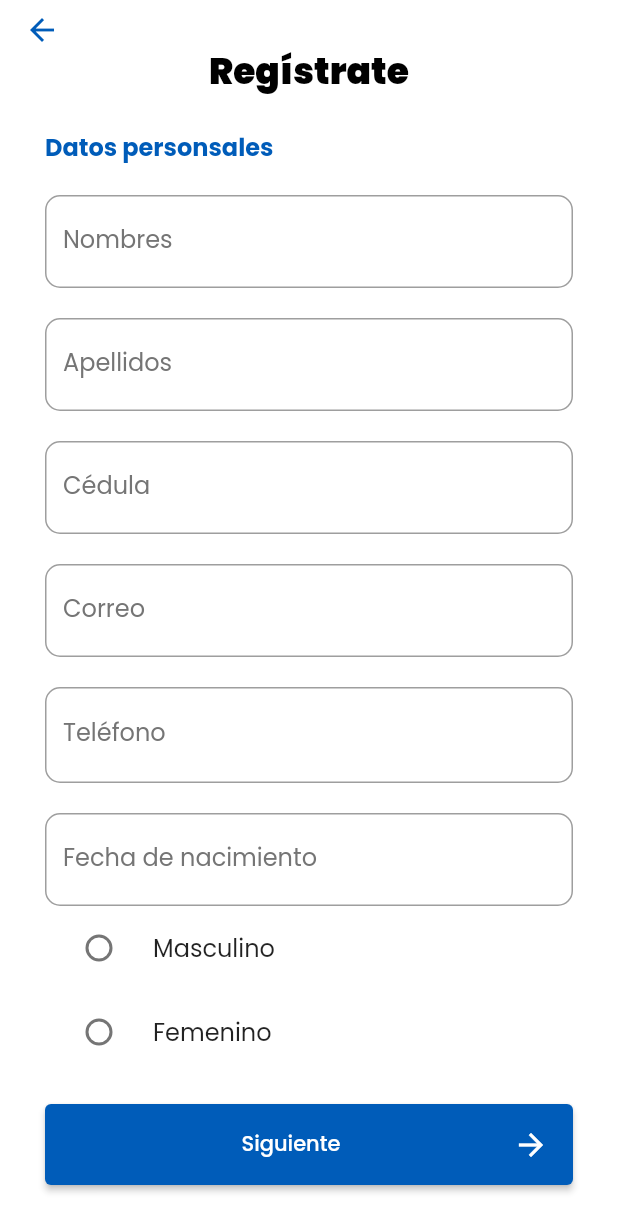
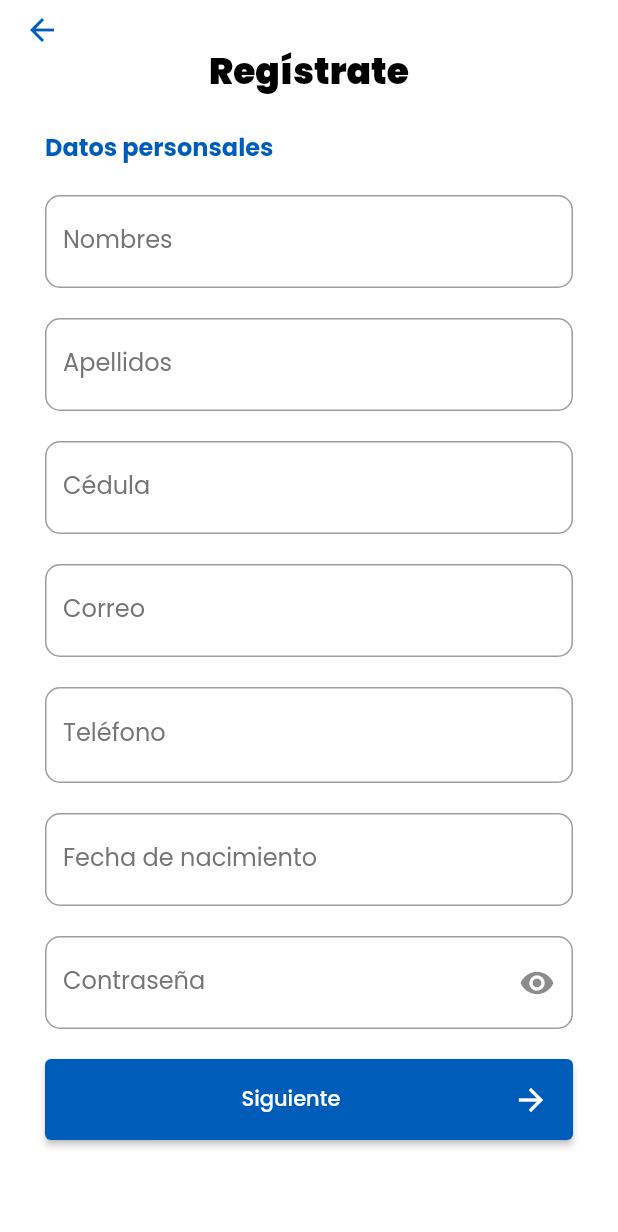
Before and after one commit to Andres-Parra2610/higea_app, a Flutter app: the screen it shows after launch, after a tap on "Ingresar", after a tap on "¿No posees cuenta?", on a phone screen of 412 x 824 dp. Shown: the top 1232 px of the screen. Run offline on Flutter 3.47's test engine with Material 2 defaults, Android fonts, the phone set to English and light mode, and no system bars; our stand-ins replace flutter_dotenv, flutter_svg, google_fonts; accounts and stored records are empty.

Commit message:
Refactorizacion de los inputs

```diff
--- a/lib/providers/auth_provider.dart
+++ b/lib/providers/auth_provider.dart
@@ -5,6 +5,7 @@ import 'package:higea_app/services/services.dart';
 
 
 class AuthProvider extends ChangeNotifier{
+
 
   //Datos del formulatio de inicio de sesión
   GlobalKey<FormState> formLoginKey = GlobalKey<FormState>();
@@ -22,36 +23,23 @@ class AuthProvider extends ChangeNotifier{
     'email': '',
     'phone': '',
     'birthDate': '',
-    'gender': ''
+    'password': ''
   };
-
-
 
   late User user;
 
-  bool _loadingLogin = false;
-  bool _showPassword = false;
+  bool _loading = false;
   bool _loadingRegister = false;
 
-  bool get showPassword => _showPassword;
-  bool get loadingLogin => _loadingLogin;
+
+  bool get loading => _loading;
   bool get loadingRegister => _loadingRegister;
 
-  set showPassword(bool value){
-    _showPassword = value;
+
+  set loading(bool value){
+    _loading = value;
     notifyListeners();
   }
-
-  set loadingLogin(bool value){
-    _loadingLogin = value;
-    notifyListeners();
-  }
-
-  set loadingRegister(bool value){
-    _loadingRegister = value;
-    notifyListeners();
-  }
-
 
 
   Future loginUser() async{
@@ -59,40 +47,36 @@ class AuthProvider extends ChangeNotifier{
     final String ci = formLoginValues['ci'];
     final String password = formLoginValues['password'];
 
-    loadingLogin = true;
-
     Map<String, dynamic> data = await AuthService.loginUser(ci, password);
 
 
     if(data.containsKey('user')){
       user = User.fromJson(data['user']);
-      loadingLogin = false;
       return true;
     }
 
-    loadingLogin = false;
     return false;
   }
 
 
   Future registerUser() async{
 
-    loadingRegister = true;
+    _loadingRegister = true;
+    notifyListeners();
 
     Map<String, dynamic> data = await AuthService.registerUser(formRegisterValues);
 
     if(data['ok'] == false){
-      loadingRegister = false;
+      _loadingRegister = false;
+      notifyListeners();
       return false;
     }
 
-    loadingLogin = false;
     return true;
   }
 
   Future confirmEmail(String codeVerication) async{
 
-    loadingRegister = true;
 
     formRegisterValues['codeVerification'] = codeVerication;
 
@@ -102,7 +86,6 @@ class AuthProvider extends ChangeNotifier{
       return false;
     }
 
-    loadingRegister = true;
     return true;
 
   }
--- a/lib/screens/auth/login_screen.dart
+++ b/lib/screens/auth/login_screen.dart
@@ -1,8 +1,11 @@
 import 'package:flutter/material.dart';
+import 'package:flutter/services.dart';
+import 'package:provider/provider.dart';
 import 'package:higea_app/providers/providers.dart';
+import 'package:higea_app/screens/screens.dart';
 import 'package:higea_app/styles/app_theme.dart';
 import 'package:higea_app/widgets/widgets.dart';
-import 'package:provider/provider.dart';
+import 'package:flutter_svg/flutter_svg.dart';
 
 class LoginScreen extends StatelessWidget {
 const LoginScreen({ Key? key }) : super(key: key);
@@ -19,11 +22,16 @@ const LoginScreen({ Key? key }) : super(key: key);
           child: Column(
             mainAxisAlignment: MainAxisAlignment.center,
             children: [
-              const Image(image: AssetImage('assets/logo-higea.png')),
+
+              SvgPicture.asset(
+                'assets/logo-higea.svg',
+                width: 110,
+              ),
+
 
               const SizedBox(height: 30),
 
-              Text('Iniciar sesión', style: textTheme.headline5),
+              Text('Iniciar sesión', style: textTheme.headlineSmall),
 
               const SizedBox(height: 30),
 
@@ -33,16 +41,20 @@ const LoginScreen({ Key? key }) : super(key: key);
 
               GestureDetector(
                 onTap: (){
-                  Navigator.pushNamed(context, 'register');
+                  Navigator.push(
+                    context,
+                    MaterialPageRoute(builder: (context) => const RegisterScreen(), maintainState: false)
+                  );
+                  FocusScope.of(context).unfocus();
                   loginProvider.formLoginKey.currentState!.reset();
                 },
                 child: Row(
                   mainAxisAlignment: MainAxisAlignment.center,
                   children: [
-                    Text('¿No posees cuenta? ', style: textTheme.subtitle2,),
+                    Text('¿No posees cuenta? ', style: textTheme.titleSmall,),
                     Text('Regístrate', style: TextStyle(
-                      fontSize: textTheme.subtitle2!.fontSize,
-                      fontWeight: textTheme.subtitle2!.fontWeight,
+                      fontSize: textTheme.titleSmall!.fontSize,
+                      fontWeight: textTheme.titleSmall!.fontWeight,
                       color: const Color(AppTheme.secondaryColor)
                     ))
                   ],
@@ -69,49 +81,28 @@ class _LoginForm extends StatelessWidget {
     final formValues = loginProvider.formLoginValues;
     final textTheme = Theme.of(context).textTheme;
 
-    print('Este es el login y me estoy renderizando');
-
     return Form(
       key: loginProvider.formLoginKey,
       child: Padding(
         padding:  const EdgeInsets.symmetric(horizontal: AppTheme.horizontalPadding),
         child: Column(
           children: [
-            TextFormField(
-              toolbarOptions: const ToolbarOptions(
-                paste: false,
-                copy: true
-              ),
+
+            HigeaTextField(
               keyboardType: TextInputType.number,
-              decoration: const InputDecoration(
-                labelText: 'Cédula de identidad'
-              ),
-              onChanged: (value) => formValues['ci'] = value,
-              validator: (value){
+              formValues: formValues,
+              labelText: 'Cédula',
+              mapKey: 'ci',
+              formatter: [ FilteringTextInputFormatter.allow(RegExp(r'^[0-9]$')) ],
+              validate: (value){
                 if(value!.length < 7 || value.length > 8) return 'Debe ser una cédula válida';
-
                 return null;
               },
             ),
 
             const SizedBox(height: 20),
-            TextFormField(
-              obscureText: !loginProvider.showPassword,
-              decoration: InputDecoration(
-                labelText: 'Contraseña',
-                suffixIcon: IconButton(
-                  onPressed: () => loginProvider.showPassword = !loginProvider.showPassword,
-                  icon: loginProvider.showPassword
-                    ? const Icon(Icons.visibility_off_outlined)
-                    : const Icon(Icons.visibility)
-                )
-              ),
-              onChanged: (value) => formValues['password'] = value,
-              validator: (value){
-                if(value!.trim().isEmpty) return 'Debe colocar una contraseña';
-                return null;
-              },
-            ),
+
+            HigeaTextFieldPassword(formValues: formValues),
 
             const SizedBox(height: 20),
 
@@ -119,8 +110,8 @@ class _LoginForm extends StatelessWidget {
               '¿Olvidó su contraseña?',
               style: TextStyle(
                 color: const Color(AppTheme.secondaryColor),
-                fontSize: textTheme.subtitle2!.fontSize,
-                fontWeight: textTheme.subtitle2!.fontWeight,
+                fontSize: textTheme.titleSmall!.fontSize,
+                fontWeight: textTheme.titleSmall!.fontWeight,
               ),
             ),
 
@@ -129,12 +120,17 @@ class _LoginForm extends StatelessWidget {
             SizedBox(
               width: double.infinity,
               child: ElevatedButton(
-                onPressed: loginProvider.loadingLogin
+                onPressed: loginProvider.loading
                   ? null
                   : () async{
-                    if(loginProvider.formLoginKey.currentState!.validate() == false) return;
+                    if(!loginProvider.formLoginKey.currentState!.validate()) return;
                     FocusScope.of(context).unfocus();
+
+                    loginProvider.loading = true;
+
                     final res = await loginProvider.loginUser();
+
+                    loginProvider.loading = false;
 
                     if(!res){
                       SnackBarWidget.showSnackBar('Usuario o contraseña incorrectos');
@@ -142,7 +138,7 @@ class _LoginForm extends StatelessWidget {
                   },
                 child: Padding(
                   padding: const EdgeInsets.symmetric(vertical: 15),
-                  child: loginProvider.loadingLogin
+                  child: loginProvider.loading
                     ? const CircularProgressIndicator.adaptive(strokeWidth: 2)
                     : const Text('Ingresar')
                 ),
--- a/lib/screens/auth/register_screen.dart
+++ b/lib/screens/auth/register_screen.dart
@@ -62,21 +62,18 @@ class _RegisterForm extends StatelessWidget {
 
     final registerProvider = Provider.of<AuthProvider>(context);
 
-    print('Este es el register y me estoy renderizando');
 
     return Form(
       key: registerProvider.formRegisterKey,
       child: Column(
         children: [
-          TextFormField(
-            decoration: const InputDecoration(
-              labelText: 'Nombres'
-            ),
-            inputFormatters: [
-              FilteringTextInputFormatter.allow(RegExp(r'^[a-zA-ZáéíóúÁÉÍÓÚñÑ\s]+$'))
-            ],
-            onChanged: (value) => registerProvider.formRegisterValues['name'] = value,
-            validator: (value){
+
+          HigeaTextField(
+            formValues: registerProvider.formRegisterValues,
+            labelText: 'Nombres',
+            mapKey: 'name',
+            formatter: [ FilteringTextInputFormatter.allow(RegExp(r'^[a-zA-ZáéíóúÁÉÍÓÚñÑ\s]+$')) ],
+            validate: (value){
               if(value!.trim().isEmpty) return 'Debe colocar un nombre';
               return null;
             },
@@ -84,65 +81,57 @@ class _RegisterForm extends StatelessWidget {
 
           const SizedBox(height: 20),
 
-          TextFormField(
-            decoration: const InputDecoration(
-              labelText: 'Apellidos'
-            ),
-            inputFormatters: [
-              FilteringTextInputFormatter.allow(RegExp(r'^[a-zA-ZáéíóúÁÉÍÓÚñÑ\s]+$'))
-            ],
-            onChanged: (value) => registerProvider.formRegisterValues['lastName'] = value,
-            validator: (value){
+          HigeaTextField(
+            formValues: registerProvider.formRegisterValues,
+            labelText: 'Apellidos',
+            mapKey: 'lastName',
+            formatter: [ FilteringTextInputFormatter.allow(RegExp(r'^[a-zA-ZáéíóúÁÉÍÓÚñÑ\s]+$')) ],
+            validate: (value){
               if(value!.trim().isEmpty) return 'Debe colocar un apellido';
               return null;
             },
           ),
 
+
           const SizedBox(height: 20),
 
-          TextFormField(
-            toolbarOptions: const ToolbarOptions(
-              paste: false,
-              copy: true
-            ),
+          HigeaTextField(
             keyboardType: TextInputType.number,
-            decoration: const InputDecoration(
-              labelText: 'Cédula'
-            ),
-            onChanged: (value) => registerProvider.formRegisterValues['ci'] = value,
-            validator: (value){
+            formValues: registerProvider.formRegisterValues,
+            labelText: 'Cédula',
+            mapKey: 'ci',
+            formatter: [ FilteringTextInputFormatter.allow(RegExp(r'^[0-9]$')) ],
+            validate: (value){
               if(value!.length < 7 || value.length > 8) return 'Debe ser una cédula válida';
               return null;
             },
           ),
 
+
           const SizedBox(height: 20),
 
-          TextFormField(
-            decoration: const InputDecoration(
-              labelText: 'Correo'
-            ),
-            onChanged: (value) => registerProvider.formRegisterValues['email'] = value,
-            validator: (value){
+          HigeaTextField(
+            labelText: 'Correo',
+            mapKey: 'email',
+            formValues: registerProvider.formRegisterValues,
+            validate: (value){
               if(value!.trim().isEmpty) return 'Debe colocar un email';
               if(!RegExp(r'^[\w-\.]+@([\w-]+\.)+[\w-]{2,4}$').hasMatch(value)) return 'Debe ser un email válido';
               return null;
             },
           ),
 
+
           const SizedBox(height: 20),
 
-          TextFormField(
+          HigeaTextField(
             keyboardType: TextInputType.number,
-            inputFormatters: [
-              LengthLimitingTextInputFormatter(10)
-            ],
-            decoration: const InputDecoration(
-              labelText: 'Teléfono',
-              prefixText: '0-',
-            ),
-            onChanged: (value) => registerProvider.formRegisterValues['phone'] = value,
-            validator: (value) {
+            formValues: registerProvider.formRegisterValues,
+            labelText: 'Teléfono',
+            prefixText: '0-',
+            mapKey: 'phone',
+            formatter: [ LengthLimitingTextInputFormatter(10) ],
+            validate: (value){
               if(value!.trim().isEmpty) return 'Ingrese un teléfono';
               if(value.trim().startsWith('0')) return 'El número no debe empezar con 0';
               return null;
@@ -153,7 +142,9 @@ class _RegisterForm extends StatelessWidget {
 
           const _TextFormDate(),
 
-          const _SelectGenderRadio(),
+          const SizedBox(height: 20),
+
+          HigeaTextFieldPassword(formValues: registerProvider.formRegisterValues),
 
           const SizedBox(height: 20),
 
@@ -161,11 +152,11 @@ class _RegisterForm extends StatelessWidget {
             width: double.infinity,
             child: ElevatedButton(
               onPressed: () async{
-                if(registerProvider.formRegisterKey.currentState!.validate() == false) return;
+                if(!registerProvider.formRegisterKey.currentState!.validate()) return;
+
                 FocusScope.of(context).unfocus();
 
                 final navigator = Navigator.of(context);
-
                 final res = await registerProvider.registerUser();
 
                 if(!res){
@@ -254,50 +245,3 @@ class _TextFormDateState extends State<_TextFormDate> {
     );
   }
 }
-
-
-
-class _SelectGenderRadio extends StatefulWidget {
-  const _SelectGenderRadio({
-    Key? key,
-  }) : super(key: key);
-
-  @override
-  State<_SelectGenderRadio> createState() => _SelectGenderRadioState();
-}
-
-class _SelectGenderRadioState extends State<_SelectGenderRadio> {
-
-  String selectedGender = '';
-
-  @override
-  Widget build(BuildContext context) {
-
-    final registerFormValues = Provider.of<AuthProvider>(context, listen: false).formRegisterValues;
-
-    return Column(
-      children: [
-
-        RadioListTile(
-          title: const Text('Masculino'),
-          value: 'M',
-          groupValue: selectedGender,
-          onChanged: (value){
-            setState(()=> selectedGender = value!);
-            registerFormValues['gender'] = value;
-          }
-        ),
-
-        RadioListTile(
-          title: const Text('Femenino'),
-          value: 'F',
-          groupValue: selectedGender,
-          onChanged: (value){
-            setState(()=> selectedGender = value!);
-            registerFormValues['gender'] = value;
-          }
-        ),
-      ],
-    );
-  }
-}
--- a/lib/styles/app_theme.dart
+++ b/lib/styles/app_theme.dart
@@ -41,14 +41,14 @@ class AppTheme{
     ),
 
     textTheme: const TextTheme(
-      headline5: TextStyle(
+      headlineSmall: TextStyle(
         fontWeight: FontWeight.w900,
-        color: Colors.black
+        color: Colors.black,
       ),
-      headline6: TextStyle(
+      titleLarge: TextStyle(
         fontWeight: FontWeight.bold
       ),
-      subtitle2: TextStyle(
+      titleSmall: TextStyle(
         fontSize: 16,
         fontWeight: FontWeight.bold
       )
--- /dev/null
+++ b/lib/widgets/textInputs_widgets.dart
@@ -0,0 +1,79 @@
+import 'package:flutter/material.dart';
+import 'package:flutter/services.dart';
+
+
+class HigeaTextField extends StatelessWidget {
+
+  const HigeaTextField({
+    Key? key,
+    required this.formValues,
+    required this.labelText,
+    required this.mapKey,
+    required this.validate,
+    this.keyboardType,
+    this.formatter,
+    this.prefixText
+  }) : super(key: key);
+
+  final Map<String, dynamic> formValues;
+  final String labelText;
+  final String mapKey;
+  final Function validate;
+  final TextInputType? keyboardType;
+  final String? prefixText;
+  final List<TextInputFormatter>? formatter;
+
+
+  @override
+  Widget build(BuildContext context){
+    return TextFormField(
+      keyboardType: keyboardType ?? TextInputType.text,
+      decoration: InputDecoration(
+        labelText: labelText,
+        prefixText: prefixText
+      ),
+      inputFormatters: formatter,
+      onChanged: (value) => formValues[mapKey] = value,
+      validator: (value) => validate(value),
+    );
+  }
+}
+
+class HigeaTextFieldPassword extends StatefulWidget {
+  const HigeaTextFieldPassword({
+    Key? key,
+    required this.formValues
+  }) : super(key: key);
+
+  final Map<String, dynamic> formValues;
+
+  @override
+  State<HigeaTextFieldPassword> createState() => _HigeaTextFieldPasswordState();
+}
+
+class _HigeaTextFieldPasswordState extends State<HigeaTextFieldPassword> {
+
+  bool showPassword = false;
+
+  @override
+  Widget build(BuildContext context) {
+    return TextFormField(
+      obscureText: !showPassword,
+      decoration: InputDecoration(
+        labelText: 'Contraseña',
+        suffixIcon: IconButton(
+          onPressed: () => setState(() => showPassword = !showPassword),
+          icon: showPassword
+            ? const Icon(Icons.visibility_off_outlined)
+            : const Icon(Icons.visibility)
+        )
+      ),
+      onChanged: (value) => widget.formValues['password'] = value,
+      validator: (value) {
+        if (value!.trim().isEmpty) return 'Debe colocar una contraseña';
+        if(value.trim().length < 7) return 'La contraseña debe tener mínimo 7 caracteres';
+        return null;
+      },
+    );
+  }
+}
--- a/lib/widgets/widgets.dart
+++ b/lib/widgets/widgets.dart
@@ -1,3 +1,4 @@
+export 'package:higea_app/widgets/textInputs_widgets.dart';
 export 'package:higea_app/widgets/snack_bar_widget.dart';
 export 'package:higea_app/widgets/show_dialog_widget.dart';
 export 'package:higea_app/widgets/card_widget.dart';
--- a/pubspec.yaml
+++ b/pubspec.yaml
@@ -37,6 +37,7 @@ dependencies:
   http: ^0.13.5
   flutter_dotenv: ^5.0.2
   intl: ^0.18.0
+  flutter_svg: ^2.0.2
 
 dev_dependencies:
 
```
Also changed, not shown: assets/logo-higea.svg (added), pubspec.lock, 1 other file.
